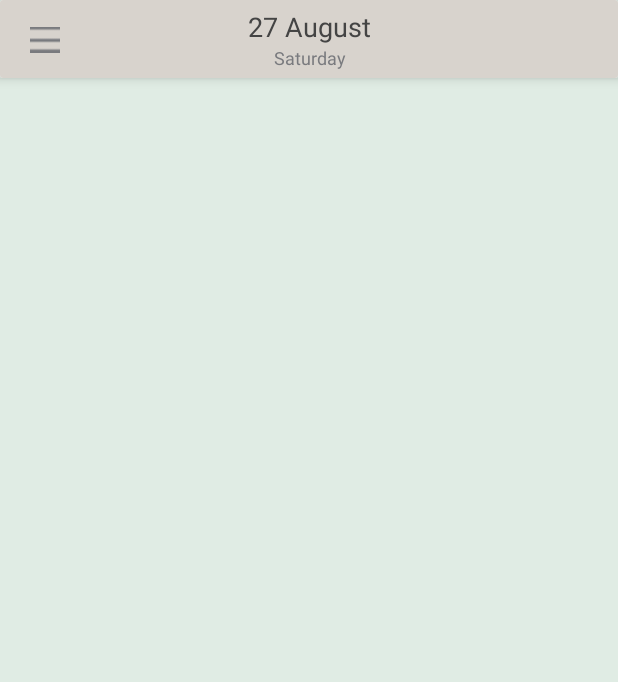
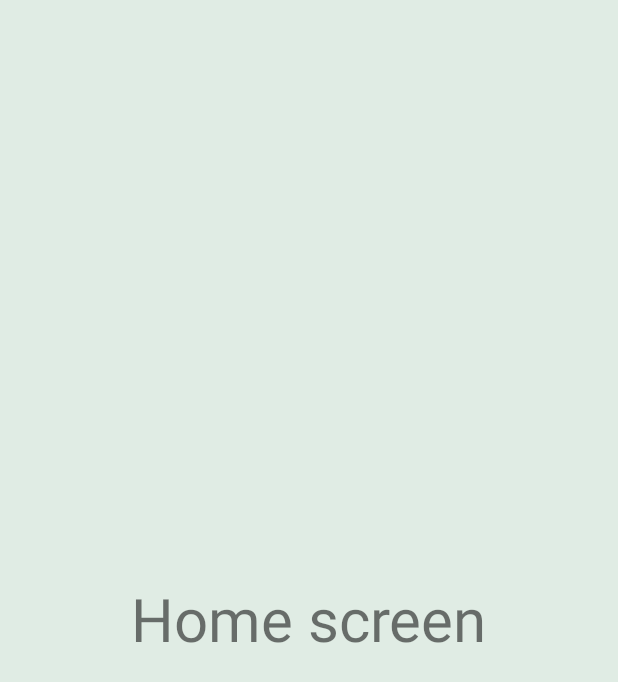
Before and after one commit to alexanastasyev/planner, an Android app: the layout screen_home.xml on its own in the app's theme, with its tools: preview values and no code run, on a phone screen of 412 x 824 dp. Shown: the top 682 px of the screen. Run offline under Robolectric (Android 15) with nearby library versions, the phone set to English and light mode, and no system bars.

```diff
--- a/app/src/main/java/app/alexanastasyev/planner/ui/home/HomeScreen.kt
+++ b/app/src/main/java/app/alexanastasyev/planner/ui/home/HomeScreen.kt
@@ -32,8 +32,7 @@ class HomeScreen : Fragment(), HomeView {
         val dateAsString = SimpleDateFormat(DATE_FORMAT, Locale.getDefault()).format(dateTime)
         val dayOfWeekAsString = SimpleDateFormat(DAY_OF_WEEK_FORMAT, Locale.getDefault()).format(dateTime)
 
-        binding.textViewMainScreenDate.text = dateAsString
-        binding.textViewMainScreenDayOfWeek.text = dayOfWeekAsString
+        binding.textView.text = "HOME SCREEN\nDate: $dateAsString\nDay: $dayOfWeekAsString"
     }
 
 }
--- a/app/src/main/res/layout/screen_home.xml
+++ b/app/src/main/res/layout/screen_home.xml
@@ -7,62 +7,15 @@
     android:background="@color/green"
     xmlns:tools="http://schemas.android.com/tools">
 
-    <androidx.cardview.widget.CardView
-        android:id="@+id/cardViewHeadLayoutHolder"
-        android:layout_width="0dp"
+    <TextView
+        android:id="@+id/textView"
+        android:layout_width="wrap_content"
         android:layout_height="wrap_content"
-        app:cardElevation="5dp"
+        android:text="Home screen"
+        android:textSize="40sp"
         app:layout_constraintTop_toTopOf="parent"
+        app:layout_constraintBottom_toBottomOf="parent"
         app:layout_constraintStart_toStartOf="parent"
-        app:layout_constraintEnd_toEndOf="parent">
-
-        <androidx.constraintlayout.widget.ConstraintLayout
-            android:id="@+id/layoutHeight"
-            android:layout_width="match_parent"
-            android:layout_height="match_parent"
-            android:background="@color/beige_dark">
-
-            <ImageView
-                android:id="@+id/imageViewMenuButton"
-                android:layout_width="50dp"
-                android:layout_height="50dp"
-                android:src="@drawable/menu_button"
-                android:paddingStart="20dp"
-                android:paddingEnd="10dp"
-                android:paddingTop="15dp"
-                android:paddingBottom="15dp"
-                app:layout_constraintTop_toTopOf="parent"
-                app:layout_constraintBottom_toBottomOf="parent"
-                app:layout_constraintStart_toStartOf="parent"
-                tools:ignore="RtlSymmetry" />
-
-            <TextView
-                android:id="@+id/textViewMainScreenDate"
-                android:layout_width="wrap_content"
-                android:layout_height="wrap_content"
-                android:layout_marginTop="5dp"
-                android:textSize="18sp"
-                android:textColor="@color/grey_dark"
-                app:layout_constraintTop_toTopOf="parent"
-                app:layout_constraintStart_toStartOf="parent"
-                app:layout_constraintEnd_toEndOf="parent"
-                tools:text="27 August"/>
-
-            <TextView
-                android:id="@+id/textViewMainScreenDayOfWeek"
-                android:layout_width="wrap_content"
-                android:layout_height="wrap_content"
-                android:layout_marginBottom="5dp"
-                android:textSize="12sp"
-                android:textColor="@color/brown_grey"
-                app:layout_constraintTop_toBottomOf="@id/textViewMainScreenDate"
-                app:layout_constraintStart_toStartOf="@id/textViewMainScreenDate"
-                app:layout_constraintEnd_toEndOf="@id/textViewMainScreenDate"
-                app:layout_constraintBottom_toBottomOf="parent"
-                tools:text="Saturday"/>
-
-        </androidx.constraintlayout.widget.ConstraintLayout>
-
-    </androidx.cardview.widget.CardView>
+        app:layout_constraintEnd_toEndOf="parent"/>
 
 </androidx.constraintlayout.widget.ConstraintLayout>
--- a/app/src/main/res/values/strings.xml
+++ b/app/src/main/res/values/strings.xml
@@ -1,3 +1,5 @@
 <resources>
     <string name="app_name">Planner</string>
+    <string name="open">Open</string>
+    <string name="close">Close</string>
 </resources>
--- a/app/src/main/res/values/themes.xml
+++ b/app/src/main/res/values/themes.xml
@@ -1,6 +1,6 @@
 <resources xmlns:tools="http://schemas.android.com/tools">
     <!-- Base application theme. -->
-    <style name="Theme.Planner" parent="Theme.MaterialComponents.DayNight.NoActionBar">
+    <style name="Theme.Planner" parent="Theme.MaterialComponents.DayNight.DarkActionBar">
         <!-- Primary brand color. -->
         <item name="colorPrimary">@color/beige_dark</item>
         <item name="colorPrimaryVariant">@color/brown_grey</item>
```
Also changed, not shown: app/src/main/java/app/alexanastasyev/planner/MainActivity.kt (+31 -1 lines), app/src/main/res/layout/activity_main.xml (+18 -4 lines), app/src/main/res/layout/nav_header.xml (added, +7 -0 lines), app/src/main/res/menu/nav_drawer_menu.xml (added, +16 -0 lines).
